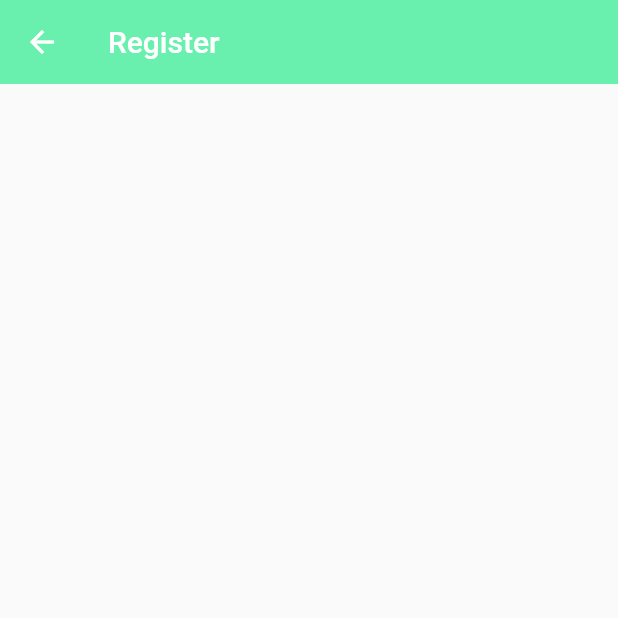
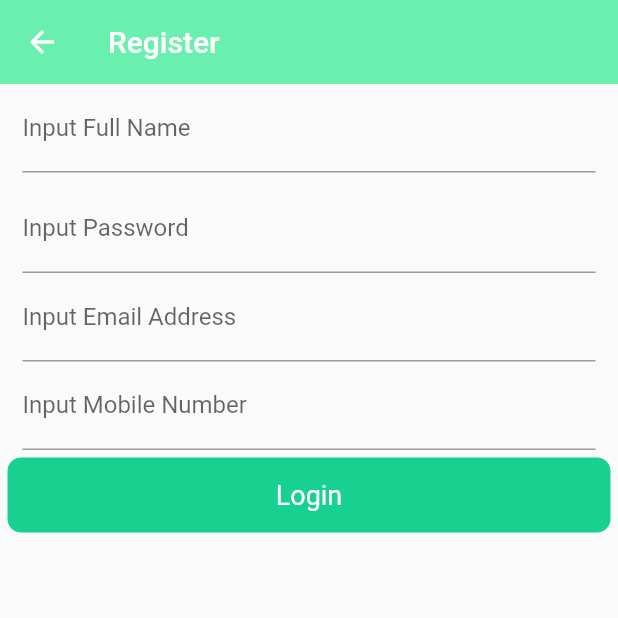
Before and after one commit to wookiemikes/businaprojeckt, a Flutter app: the SignupPage screen opened directly, on a phone screen of 412 x 824 dp, the top half of it. Run offline on Flutter 3.47's test engine with Material 2 defaults, Android fonts, the light colour scheme and no system bars.

Commit message:
Almost done

```diff
--- a/lib/main.dart
+++ b/lib/main.dart
@@ -72,7 +72,7 @@ class HomePage extends StatelessWidget {
                           height: 50.0,
                           decoration: new BoxDecoration(
                               color: Color(0xFF18D191),
-                              borderRadius: new BorderRadius.circular(20.0)),
+                              borderRadius: new BorderRadius.circular(15.0)),
                           child: new Text("Sign In With Email",
                               style: new TextStyle(
                                   fontSize: 20.0, color: Colors.white))),
@@ -93,7 +93,7 @@ class HomePage extends StatelessWidget {
                         height: 50.0,
                         decoration: new BoxDecoration(
                             color: Color(0xFF4364A1),
-                            borderRadius: new BorderRadius.circular(20.0)),
+                            borderRadius: new BorderRadius.circular(15.0)),
                         child: new Text("Sign in With FaceBook",
                             style: new TextStyle(
                                 fontSize: 20.0, color: Colors.white))),
@@ -114,7 +114,7 @@ class HomePage extends StatelessWidget {
                         height: 50.0,
                         decoration: new BoxDecoration(
                             color: Color(0xFFDF513B),
-                            borderRadius: new BorderRadius.circular(20.0)),
+                            borderRadius: new BorderRadius.circular(15.0)),
                         child: new Text("Sign in With Google",
                             style: new TextStyle(
                                 fontSize: 20.0, color: Colors.white))),
--- a/lib/pages/busina_user_signup.dart
+++ b/lib/pages/busina_user_signup.dart
@@ -1,22 +1,91 @@
 import 'package:flutter/material.dart';
+import 'package:busina/pages/busina_user_booking.dart';
 
+class SignupPage extends StatefulWidget {
+  @override
+  _SignupPageState createState() => _SignupPageState();
+}
 
-class SignupPage extends StatelessWidget {
+class _SignupPageState extends State<SignupPage> {
   @override
   Widget build(BuildContext context) {
     return Scaffold(
       appBar: AppBar(
-        title: Text(
-          "Register"
-        ),
-        backgroundColor:Colors.greenAccent,
+        title: Text("Register"),
+        backgroundColor: Colors.greenAccent,
         elevation: 0.0,
         iconTheme: new IconThemeData(
           color: Colors.white,
         ),
       ),
       body: Container(
-
+        width: double.infinity,
+        child: Column(
+          crossAxisAlignment: CrossAxisAlignment.center,
+          children: <Widget>[
+            Padding(
+              padding:
+                  const EdgeInsets.symmetric(horizontal: 15.0, vertical: 0.0),
+              child: new TextField(
+                decoration: new InputDecoration(labelText: 'Input Full Name'),
+              ),
+            ),
+            new SizedBox(
+              height: 8.0,
+            ),
+            Padding(
+              padding:
+                  const EdgeInsets.symmetric(horizontal: 15.0, vertical: 0.0),
+              child: new TextField(
+                obscureText: true,
+                decoration: new InputDecoration(labelText: 'Input Password'),
+              ),
+            ),
+            Padding(
+              padding:
+                  const EdgeInsets.symmetric(horizontal: 15.0, vertical: 0.0),
+              child: new TextField(
+                obscureText: true,
+                decoration:
+                    new InputDecoration(labelText: 'Input Email Address'),
+              ),
+            ),
+            Padding(
+              padding:
+                  const EdgeInsets.symmetric(horizontal: 15.0, vertical: 0.0),
+              child: new TextField(
+                decoration:
+                    new InputDecoration(labelText: 'Input Mobile Number'),
+              ),
+            ),
+            new Row(
+              mainAxisAlignment: MainAxisAlignment.center,
+              children: <Widget>[
+                Expanded(
+                  child: Padding(
+                    padding: const EdgeInsets.all(5.0),
+                    child: GestureDetector(
+                      onTap: () {
+                          Navigator.push(context, MaterialPageRoute(
+                            builder: (context) => UserHomePage()
+                          ));
+                        },
+                      child: new Container(
+                          alignment: Alignment.center,
+                          height: 50.0,
+                          decoration: new BoxDecoration(
+                              color: Color(0xFF18D191),
+                              borderRadius: new BorderRadius.circular(9.0)),
+                          child: new Text("Login",
+                              style: new TextStyle(
+                                  fontSize: 18.0, color: Colors.white))),
+                    ),
+                  ),
+                ),
+              ],
+            ),
+          ],
+        ),
       ),
     );
   }
```
Also changed, not shown: lib/pages/busina_user_bookconfirm.dart (+33 -0 lines), lib/pages/busina_user_booking.dart (+58 -0 lines), lib/pages/busina_user_login.dart (+5 -4 lines), lib/pages/busina_user_signin.dart (deleted). Lines whose indentation alone changed are shown as unchanged.
